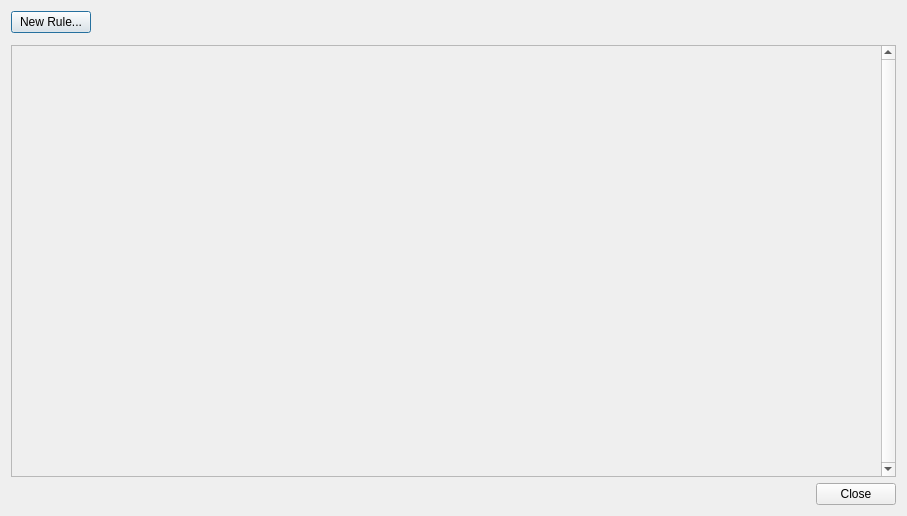
Old version of the form client/src/ui/dialogs/business_rules_dialog.ui in the repository networkoptix/nx_open.
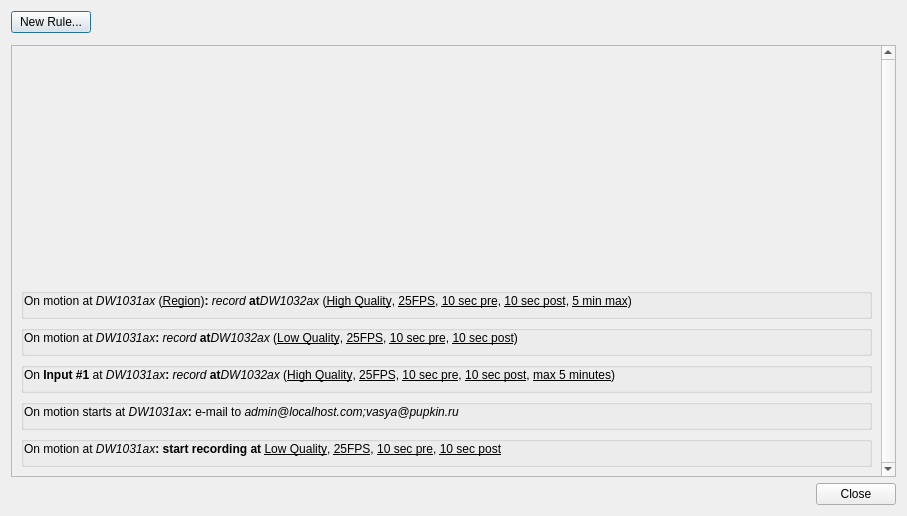
New version of the form. Icons and pictures are not drawn. Custom widgets are drawn as their Qt base class.

Commit message:
Dynamically generated rule description
<==== Mercurial data ====>
Branch: master

```diff
--- a/client/src/ui/dialogs/business_rules_dialog.ui
+++ b/client/src/ui/dialogs/business_rules_dialog.ui
@@ -68,6 +68,134 @@
          </property>
         </spacer>
        </item>
+       <item>
+        <widget class="QGroupBox" name="creditsGroupBox_10">
+         <property name="flat">
+          <bool>true</bool>
+         </property>
+         <layout class="QHBoxLayout" name="horizontalLayout">
+          <property name="spacing">
+           <number>0</number>
+          </property>
+          <property name="margin">
+           <number>0</number>
+          </property>
+          <item>
+           <widget class="QLabel" name="creditsLabel_10">
+            <property name="text">
+             <string>&lt;html&gt;&lt;head/&gt;&lt;body&gt;&lt;p&gt;On motion at &lt;img src=&quot;:/skin/tree/camera.png&quot; width=&quot;16&quot; height=&quot;16&quot;/&gt;&lt;span style=&quot; font-style:italic;&quot;&gt;DW1031ax&lt;/span&gt; (&lt;span style=&quot; text-decoration: underline;&quot;&gt;Region&lt;/span&gt;)&lt;span style=&quot; font-weight:600;&quot;&gt;: &lt;/span&gt;&lt;span style=&quot; font-style:italic;&quot;&gt;record &lt;/span&gt;&lt;span style=&quot; font-weight:600;&quot;&gt;at&lt;/span&gt;&lt;img src=&quot;:/skin/tree/camera.png&quot; width=&quot;16&quot; height=&quot;16&quot;/&gt;&lt;span style=&quot; font-style:italic;&quot;&gt;DW1032ax&lt;/span&gt; (&lt;span style=&quot; text-decoration: underline;&quot;&gt;High Quality&lt;/span&gt;, &lt;span style=&quot; text-decoration: underline;&quot;&gt;25FPS&lt;/span&gt;, &lt;span style=&quot; text-decoration: underline;&quot;&gt;10 sec pre&lt;/span&gt;, &lt;span style=&quot; text-decoration: underline;&quot;&gt;10 sec post&lt;/span&gt;, &lt;span style=&quot; text-decoration: underline;&quot;&gt;5 min max&lt;/span&gt;) &lt;/p&gt;&lt;/body&gt;&lt;/html&gt;</string>
+            </property>
+            <property name="alignment">
+             <set>Qt::AlignLeading|Qt::AlignLeft|Qt::AlignTop</set>
+            </property>
+           </widget>
+          </item>
+         </layout>
+        </widget>
+       </item>
+       <item>
+        <widget class="QGroupBox" name="creditsGroupBox_11">
+         <property name="flat">
+          <bool>true</bool>
+         </property>
+         <layout class="QHBoxLayout" name="horizontalLayout_2">
+          <property name="spacing">
+           <number>0</number>
+          </property>
+          <property name="margin">
+           <number>0</number>
+          </property>
+          <item>
+           <widget class="QLabel" name="creditsLabel_11">
+            <property name="text">
+             <string>&lt;html&gt;&lt;head/&gt;&lt;body&gt;&lt;p&gt;On motion at &lt;img src=&quot;:/skin/tree/camera.png&quot; width=&quot;16&quot; height=&quot;16&quot;/&gt;&lt;span style=&quot; font-style:italic;&quot;&gt;DW1031ax&lt;/span&gt;&lt;span style=&quot; font-weight:600;&quot;&gt;: &lt;/span&gt;&lt;span style=&quot; font-style:italic;&quot;&gt;record &lt;/span&gt;&lt;span style=&quot; font-weight:600;&quot;&gt;at&lt;/span&gt;&lt;img src=&quot;:/skin/tree/camera.png&quot; width=&quot;16&quot; height=&quot;16&quot;/&gt;&lt;span style=&quot; font-style:italic;&quot;&gt;DW1032ax&lt;/span&gt; (&lt;span style=&quot; text-decoration: underline;&quot;&gt;Low Quality&lt;/span&gt;, &lt;span style=&quot; text-decoration: underline;&quot;&gt;25FPS&lt;/span&gt;, &lt;span style=&quot; text-decoration: underline;&quot;&gt;10 sec pre&lt;/span&gt;, &lt;span style=&quot; text-decoration: underline;&quot;&gt;10 sec post&lt;/span&gt;) &lt;/p&gt;&lt;/body&gt;&lt;/html&gt;</string>
+            </property>
+            <property name="alignment">
+             <set>Qt::AlignLeading|Qt::AlignLeft|Qt::AlignTop</set>
+            </property>
+           </widget>
+          </item>
+         </layout>
+        </widget>
+       </item>
+       <item>
+        <widget class="QGroupBox" name="creditsGroupBox_3">
+         <property name="title">
+          <string/>
+         </property>
+         <property name="flat">
+          <bool>true</bool>
+         </property>
+         <layout class="QHBoxLayout" name="horizontalLayout_5">
+          <property name="spacing">
+           <number>0</number>
+          </property>
+          <property name="margin">
+           <number>0</number>
+          </property>
+          <item>
+           <widget class="QLabel" name="creditsLabel_3">
+            <property name="text">
+             <string>&lt;html&gt;&lt;head/&gt;&lt;body&gt;&lt;p&gt;On &lt;span style=&quot; font-weight:600;&quot;&gt;Input #1&lt;/span&gt; at &lt;img src=&quot;:/skin/tree/camera.png&quot; width=&quot;16&quot; height=&quot;16&quot;/&gt;&lt;span style=&quot; font-style:italic;&quot;&gt;DW1031ax&lt;/span&gt;&lt;span style=&quot; font-weight:600;&quot;&gt;: &lt;/span&gt;&lt;span style=&quot; font-style:italic;&quot;&gt;record &lt;/span&gt;&lt;span style=&quot; font-weight:600;&quot;&gt;at&lt;/span&gt;&lt;img src=&quot;:/skin/tree/camera.png&quot; width=&quot;16&quot; height=&quot;16&quot;/&gt;&lt;span style=&quot; font-style:italic;&quot;&gt;DW1032ax&lt;/span&gt; (&lt;span style=&quot; text-decoration: underline;&quot;&gt;High Quality&lt;/span&gt;, &lt;span style=&quot; text-decoration: underline;&quot;&gt;25FPS&lt;/span&gt;, &lt;span style=&quot; text-decoration: underline;&quot;&gt;10 sec pre&lt;/span&gt;, &lt;span style=&quot; text-decoration: underline;&quot;&gt;10 sec post&lt;/span&gt;, &lt;span style=&quot; text-decoration: underline;&quot;&gt;max 5 minutes&lt;/span&gt;) &lt;/p&gt;&lt;/body&gt;&lt;/html&gt;</string>
+            </property>
+            <property name="alignment">
+             <set>Qt::AlignLeading|Qt::AlignLeft|Qt::AlignTop</set>
+            </property>
+           </widget>
+          </item>
+         </layout>
+        </widget>
+       </item>
+       <item>
+        <widget class="QGroupBox" name="creditsGroupBox_12">
+         <property name="flat">
+          <bool>true</bool>
+         </property>
+         <layout class="QHBoxLayout" name="horizontalLayout_3">
+          <property name="spacing">
+           <number>0</number>
+          </property>
+          <property name="margin">
+           <number>0</number>
+          </property>
+          <item>
+           <widget class="QLabel" name="creditsLabel_12">
+            <property name="text">
+             <string>&lt;html&gt;&lt;head/&gt;&lt;body&gt;&lt;p&gt;On motion starts at &lt;img src=&quot;:/skin/tree/camera.png&quot; width=&quot;16&quot; height=&quot;16&quot;/&gt;&lt;span style=&quot; font-style:italic;&quot;&gt;DW1031ax&lt;/span&gt;&lt;span style=&quot; font-weight:600;&quot;&gt;: &lt;/span&gt;e-mail to &lt;span style=&quot; font-style:italic;&quot;&gt;admin@localhost.com;vasya@pupkin.ru&lt;/span&gt;&lt;/p&gt;&lt;/body&gt;&lt;/html&gt;</string>
+            </property>
+            <property name="alignment">
+             <set>Qt::AlignLeading|Qt::AlignLeft|Qt::AlignTop</set>
+            </property>
+           </widget>
+          </item>
+         </layout>
+        </widget>
+       </item>
+       <item>
+        <widget class="QGroupBox" name="creditsGroupBox_13">
+         <property name="flat">
+          <bool>true</bool>
+         </property>
+         <layout class="QHBoxLayout" name="horizontalLayout_4">
+          <property name="spacing">
+           <number>0</number>
+          </property>
+          <property name="margin">
+           <number>0</number>
+          </property>
+          <item>
+           <widget class="QLabel" name="creditsLabel_13">
+            <property name="text">
+             <string>&lt;html&gt;&lt;head/&gt;&lt;body&gt;&lt;p&gt;On motion at &lt;img src=&quot;:/skin/tree/camera.png&quot; width=&quot;16&quot; height=&quot;16&quot;/&gt;&lt;span style=&quot; font-style:italic;&quot;&gt;DW1031ax&lt;/span&gt;&lt;span style=&quot; font-weight:600;&quot;&gt;: start recording at &lt;/span&gt;&lt;span style=&quot; text-decoration: underline;&quot;&gt;Low Quality&lt;/span&gt;, &lt;span style=&quot; text-decoration: underline;&quot;&gt;25FPS&lt;/span&gt;, &lt;span style=&quot; text-decoration: underline;&quot;&gt;10 sec pre&lt;/span&gt;, &lt;span style=&quot; text-decoration: underline;&quot;&gt;10 sec post&lt;/span&gt;&lt;/p&gt;&lt;/body&gt;&lt;/html&gt;</string>
+            </property>
+            <property name="alignment">
+             <set>Qt::AlignLeading|Qt::AlignLeft|Qt::AlignTop</set>
+            </property>
+           </widget>
+          </item>
+         </layout>
+        </widget>
+       </item>
       </layout>
      </widget>
     </widget>
```
Left out of the diff: 6 changed lines with no effect on the pictures. The commit also changes 19 other files.
